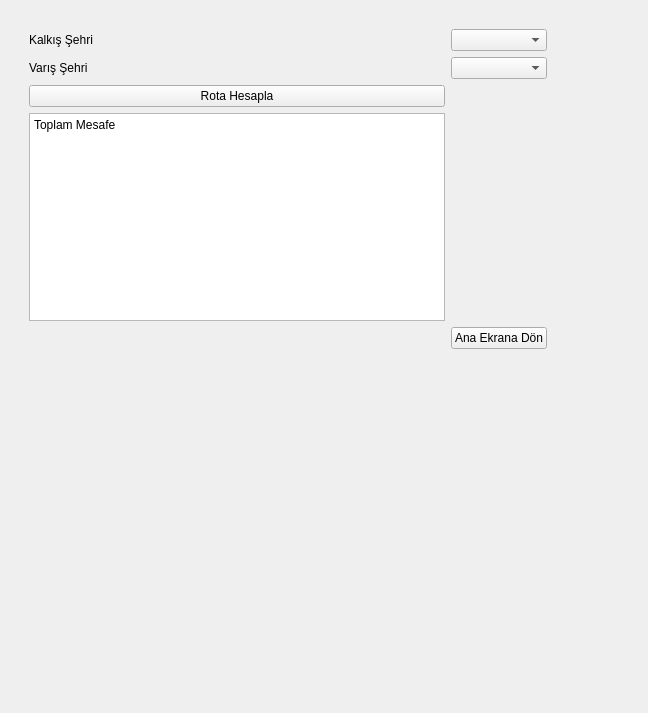
Before: the Qt Designer form mainwindow.ui in kubrratopcu/Havalimani_Yonetim_Sistemi1, drawn with Qt 5.
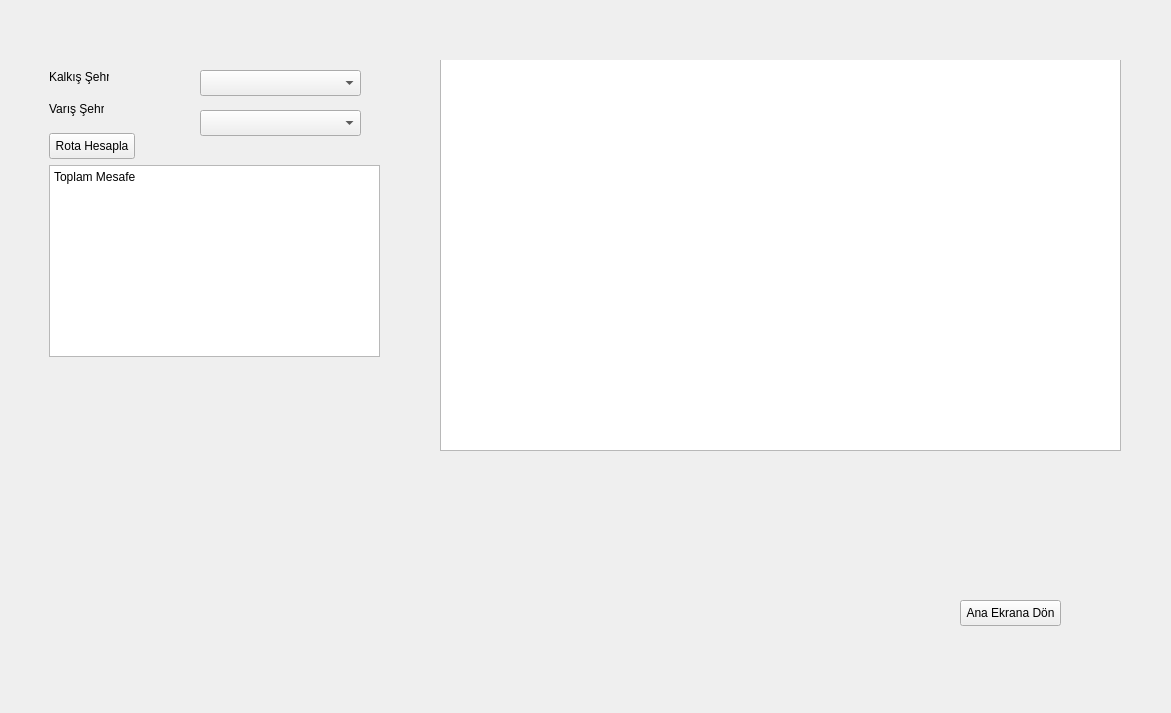
After: the same form once the commit is applied. The open tabs and pages were chosen to show the change.

The edit to the form file:
```diff
--- a/mainwindow.ui
+++ b/mainwindow.ui
@@ -6,7 +6,7 @@
    <rect>
     <x>0</x>
     <y>0</y>
-    <width>648</width>
+    <width>1171</width>
     <height>713</height>
    </rect>
   </property>
@@ -16,10 +16,10 @@
   <widget class="QStackedWidget" name="stackedWidget">
    <property name="geometry">
     <rect>
-     <x>20</x>
-     <y>20</y>
-     <width>536</width>
-     <height>338</height>
+     <x>40</x>
+     <y>60</y>
+     <width>1131</width>
+     <height>751</height>
     </rect>
    </property>
    <property name="currentIndex">
@@ -205,49 +205,101 @@
     </widget>
    </widget>
    <widget class="QWidget" name="sayfaRota">
-    <layout class="QGridLayout" name="gridLayout_2">
-     <item row="4" column="2">
-      <widget class="QPushButton" name="btnGeriDon1">
-       <property name="text">
-        <string>Ana Ekrana Dön</string>
-       </property>
-      </widget>
-     </item>
-     <item row="3" column="0">
       <widget class="QPlainTextEdit" name="rotaSonucLabel">
+     <property name="geometry">
+      <rect>
+       <x>9</x>
+       <y>105</y>
+       <width>331</width>
+       <height>192</height>
+      </rect>
+     </property>
        <property name="plainText">
         <string>Toplam Mesafe</string>
        </property>
       </widget>
-     </item>
-     <item row="0" column="2">
-      <widget class="QComboBox" name="kalkisCombo"/>
-     </item>
-     <item row="0" column="0">
+    <widget class="QComboBox" name="kalkisCombo">
+     <property name="geometry">
+      <rect>
+       <x>160</x>
+       <y>10</y>
+       <width>161</width>
+       <height>26</height>
+      </rect>
+     </property>
+    </widget>
       <widget class="QLabel" name="label">
+     <property name="geometry">
+      <rect>
+       <x>9</x>
+       <y>9</y>
+       <width>60</width>
+       <height>16</height>
+      </rect>
+     </property>
        <property name="text">
         <string>Kalkış Şehri</string>
        </property>
       </widget>
-     </item>
-     <item row="1" column="0">
       <widget class="QLabel" name="label_2">
+     <property name="geometry">
+      <rect>
+       <x>9</x>
+       <y>41</y>
+       <width>55</width>
+       <height>16</height>
+      </rect>
+     </property>
        <property name="text">
         <string>Varış Şehri</string>
        </property>
       </widget>
-     </item>
-     <item row="2" column="0">
       <widget class="QPushButton" name="rotaHesaplaBtn">
+     <property name="geometry">
+      <rect>
+       <x>9</x>
+       <y>73</y>
+       <width>86</width>
+       <height>26</height>
+      </rect>
+     </property>
        <property name="text">
         <string>Rota Hesapla</string>
        </property>
       </widget>
-     </item>
-     <item row="1" column="2">
-      <widget class="QComboBox" name="varisCombo"/>
-     </item>
-    </layout>
+    <widget class="QComboBox" name="varisCombo">
+     <property name="geometry">
+      <rect>
+       <x>160</x>
+       <y>50</y>
+       <width>161</width>
+       <height>26</height>
+      </rect>
+     </property>
+    </widget>
+    <widget class="QGraphicsView" name="graphicsView">
+     <property name="geometry">
+      <rect>
+       <x>400</x>
+       <y>-10</y>
+       <width>681</width>
+       <height>401</height>
+      </rect>
+     </property>
+    </widget>
+    <widget class="QPushButton" name="btnGeriDon1">
+     <property name="geometry">
+      <rect>
+       <x>920</x>
+       <y>540</y>
+       <width>101</width>
+       <height>26</height>
+      </rect>
+     </property>
+     <property name="text">
+      <string>Ana Ekrana Dön</string>
+     </property>
+    </widget>
    </widget>
   </widget>
  </widget>
```
Left out of the diff: 60 changed lines with no effect on the pictures. Lines whose indentation alone changed are shown as unchanged.
